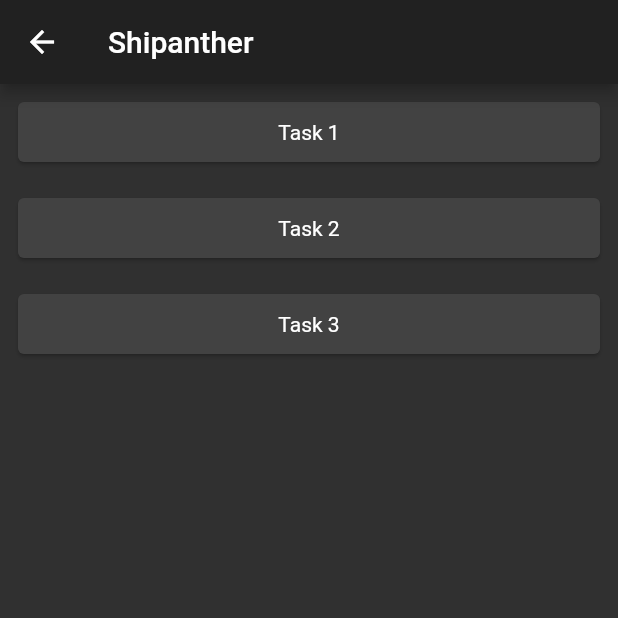
After one commit to bigpanther/shipanther, a Flutter app: the screen it shows after launch, after a tap on "TASKS", on a phone screen of 412 x 824 dp, the top half of it. The commit adds this screen. Run offline on Flutter 3.47's test engine with Material 2 defaults, Android fonts, the phone set to English and light mode, and no system bars; our stand-ins replace dio, firebase_auth, firebase_core, flutter_local_notifications, flutter_signin_button, rxdart and 1 more; missing offline and left inert: key_value_store, key_value_store_flutter, openapi_dart_common, openapi_generator_annotations, smart_select; accounts and stored records are empty.

Commit message:
Push Notifications

```diff
--- a/lib/main.dart
+++ b/lib/main.dart
@@ -1,19 +1,15 @@
-import 'package:firebase_core/firebase_core.dart';
 import 'package:flutter/material.dart';
-import 'package:flutter_signin_button/button_builder.dart';
-import 'package:shipanther/screens/register_page.dart';
-import 'package:shipanther/screens/signin_page.dart';
+import 'package:flutter_local_notifications/flutter_local_notifications.dart';
+import 'package:shipanther/screens/notifications/notification_test.dart';
+import 'package:shipanther/screens/notifications/task_list.dart';
 
 Future<void> main() async {
   WidgetsFlutterBinding.ensureInitialized();
-  await Firebase.initializeApp();
-  runApp(ShipantherApp());
+
+  runApp(Notification());
 }
 
-/// The entry point of the application.
-///
-/// Returns a [MaterialApp].
-class ShipantherApp extends StatelessWidget {
+class Notification extends StatelessWidget {
   @override
   Widget build(BuildContext context) {
     return MaterialApp(
@@ -21,51 +17,89 @@ class ShipantherApp extends StatelessWidget {
         debugShowCheckedModeBanner: false,
         theme: ThemeData.dark(),
         home: Scaffold(
-          body: AuthTypeSelector(),
+          body: Home(),
         ));
   }
 }
 
-/// Provides a UI to select a authentication type page
-class AuthTypeSelector extends StatelessWidget {
-  // Navigates to a new page
-  void _pushPage(BuildContext context, Widget page) {
-    Navigator.of(context).push(
-      MaterialPageRoute<void>(builder: (_) => page),
+class Home extends StatefulWidget {
+  @override
+  _HomeState createState() => _HomeState();
+}
+
+class _HomeState extends State<Home> {
+  var taskNum = 4;
+  FlutterLocalNotificationsPlugin notification =
+      FlutterLocalNotificationsPlugin();
+
+  @override
+  void initState() {
+    super.initState();
+    var andriodInit = new AndroidInitializationSettings('shipanther_icon');
+    var iOSinit = new IOSInitializationSettings();
+    var initSetting =
+        new InitializationSettings(android: andriodInit, iOS: iOSinit);
+    var flutterNotification = new FlutterLocalNotificationsPlugin();
+    flutterNotification.initialize(
+      initSetting,
+      onSelectNotification: selectNotification,
     );
+  }
+
+  Future _showNotification() async {
+    try {
+      taskNum++;
+      var androidDetail = new AndroidNotificationDetails(
+          '4', 'Task4', 'Pick from A drop to B at 9 AM',
+          importance: Importance.max);
+      var iOSDetails = new IOSNotificationDetails();
+      var generalNotificationDetails =
+          new NotificationDetails(android: androidDetail, iOS: iOSDetails);
+      await notification.show(taskNum, 'Task$taskNum',
+          'Pick from A drop to B at 9 AM', generalNotificationDetails,
+          payload: 'Task$taskNum');
+    } catch (e) {
+      print('eroorrrrr');
+      print(e);
+    }
   }
 
   @override
   Widget build(BuildContext context) {
     return Scaffold(
-      appBar: AppBar(
-        title: Text("Shipanther"),
-      ),
-      body: Column(
-        crossAxisAlignment: CrossAxisAlignment.start,
-        children: <Widget>[
-          Container(
-            child: SignInButtonBuilder(
-              icon: Icons.person_add,
-              backgroundColor: Colors.indigo,
-              text: 'Registration',
-              onPressed: () => _pushPage(context, RegisterPage()),
+      body: Center(
+        child: Column(
+          mainAxisAlignment: MainAxisAlignment.center,
+          children: [
+            RaisedButton(
+                child: Text('TASKS'),
+                onPressed: () {
+                  Navigator.of(context).push(
+                    MaterialPageRoute<void>(builder: (_) => Tasks()),
+                  );
+                }),
+            SizedBox(
+              height: 20,
             ),
-            padding: const EdgeInsets.all(16),
-            alignment: Alignment.center,
-          ),
-          Container(
-            child: SignInButtonBuilder(
-              icon: Icons.verified_user,
-              backgroundColor: Colors.orange,
-              text: 'Sign In',
-              onPressed: () => _pushPage(context, SignInPage()),
-            ),
-            padding: const EdgeInsets.all(16),
-            alignment: Alignment.center,
-          ),
-        ],
+            RaisedButton(
+              child: Text('Add Task and Notify'),
+              onPressed: _showNotification,
+            )
+          ],
+        ),
       ),
     );
   }
+
+  Future selectNotification(String payload) async {
+    if (payload != null) {
+      debugPrint('notification payload: $payload');
+    }
+    // Task().addTask(payload);
+    await Navigator.push(
+      context,
+      MaterialPageRoute<void>(
+          builder: (context) => NotificationTestScreen(payload)),
+    );
+  }
 }
--- /dev/null
+++ b/lib/screens/notifications/notification_test.dart
@@ -0,0 +1,19 @@
+import 'package:flutter/material.dart';
+
+class NotificationTestScreen extends StatelessWidget {
+  final String task;
+  NotificationTestScreen(this.task);
+  @override
+  Widget build(BuildContext context) {
+    return Scaffold(
+      body: Center(
+        child: Text(
+          task,
+          style: TextStyle(
+            fontSize: 30,
+          ),
+        ),
+      ),
+    );
+  }
+}
--- /dev/null
+++ b/lib/screens/notifications/task_list.dart
@@ -0,0 +1,65 @@
+import 'package:flutter/material.dart';
+
+import 'notification_test.dart';
+
+class Task {
+  List<String> sample = ['Task 1', 'Task 2', 'Task 3'];
+  List<String> showTask() {
+    return sample;
+  }
+
+  void addTask(String newTask) {
+    sample.add(newTask);
+  }
+
+  int taskCount() {
+    return sample.length;
+  }
+}
+
+class Tasks extends StatefulWidget {
+  @override
+  _TasksState createState() => _TasksState();
+}
+
+class _TasksState extends State<Tasks> {
+  void _pushPage(BuildContext context, Widget page) {
+    Navigator.of(context).push(
+      MaterialPageRoute<void>(builder: (_) => page),
+    );
+  }
+
+  Widget tile(String task) {
+    return Padding(
+      padding: const EdgeInsets.all(8.0),
+      child: GestureDetector(
+        onTap: () {
+          _pushPage(context, NotificationTestScreen(task));
+        },
+        child: Card(
+          child: Padding(
+            padding: const EdgeInsets.all(12.0),
+            child: Text(
+              task,
+              textAlign: TextAlign.center,
+            ),
+          ),
+        ),
+      ),
+    );
+  }
+
+  @override
+  Widget build(BuildContext context) {
+    return Scaffold(
+        appBar: AppBar(
+          title: Text("Shipanther"),
+        ),
+        body: ListView.builder(
+          itemCount: Task().taskCount(),
+          itemBuilder: (context, index) {
+            return tile(Task().showTask()[index]);
+          },
+        ));
+  }
+}
--- a/lib/screens/signin_page.dart
+++ b/lib/screens/signin_page.dart
@@ -168,6 +168,7 @@ class _EmailPasswordFormState extends State<_EmailPasswordForm> {
       auth.apiKey = token;
       d.apiDelegate.apiClient.setAuthentication('ApiKeyAuth', auth);
       print(await d.tenantsGet());
+
       var prefs = await SharedPreferences.getInstance();
       Navigator.of(context).pushReplacement(
         MaterialPageRoute<void>(
--- a/pubspec.yaml
+++ b/pubspec.yaml
@@ -26,6 +26,7 @@ dependencies:
 
   # The following adds the Cupertino Icons font to your application.
   # Use with the CupertinoIcons class for iOS style icons.
+  flutter_local_notifications: ^3.0.1+2
   cupertino_icons: ^1.0.0
   firebase_core: ^0.5.0
   firebase_auth: ^0.18.1+1
@@ -42,6 +43,7 @@ dependencies:
   trober_api:
     path: api/trober_api
   openapi_dart_common: ^3.1.0
+
 
 dev_dependencies:
   openapi_generator: ^1.1.0
```
Also changed, not shown: lib/main_.dart (added, +71 -0 lines), pubspec.lock, 3 other files.
